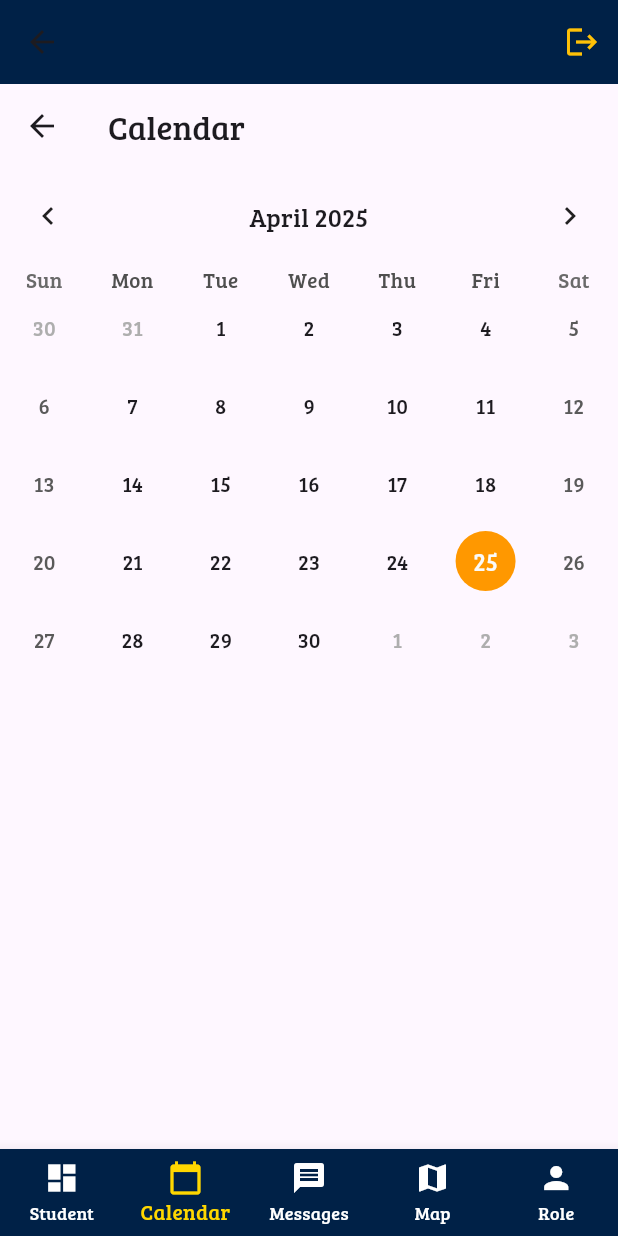
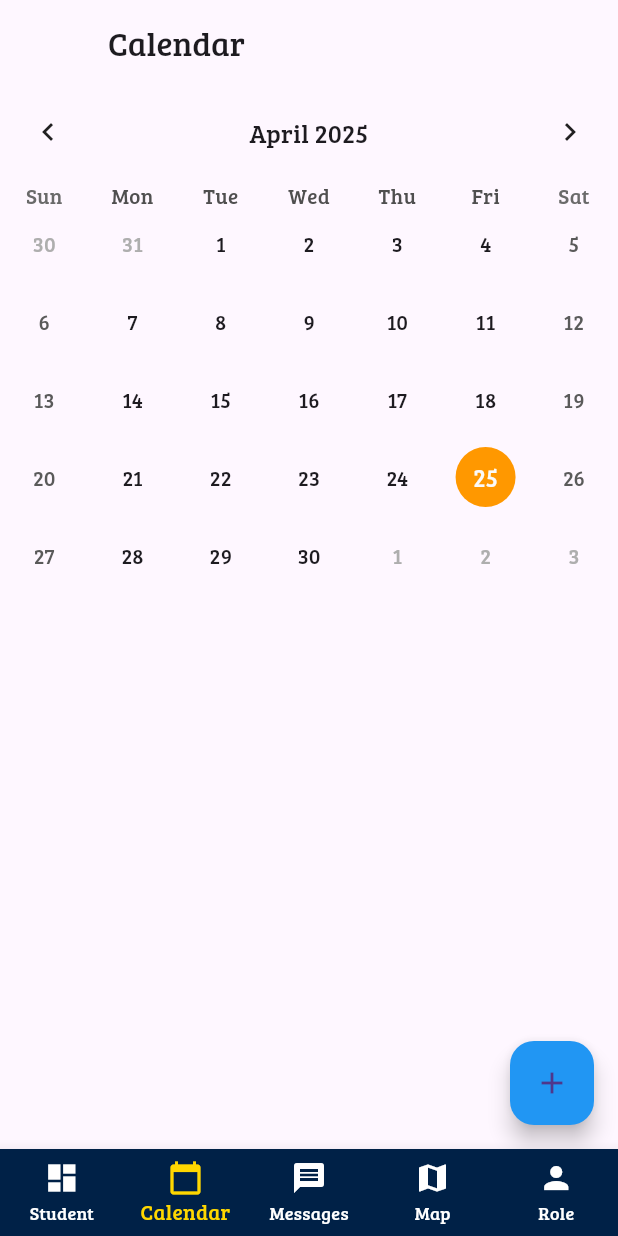
Before and after one commit to kingct19/ETAMU-All-in-One, a Flutter app: the Home screen opened by its route, item 2 of the bottom bar chosen, on a phone screen of 412 x 824 dp. Run offline on Flutter 3.47's test engine with Material 3 defaults, Android fonts, the phone set to English and light mode, and no system bars; drawn by our look-alikes of table_calendar; our stand-ins replace firebase_auth, firebase_core, flutter_local_notifications, google_fonts, shared_preferences, timezone and 1 more; missing offline and left inert: android_intent_plus, icalendar_parser; accounts and stored records are empty.

Commit message:
UI fixes

```diff
--- a/etamu_all_in_one/lib/screens/guest_menu.dart
+++ b/etamu_all_in_one/lib/screens/guest_menu.dart
@@ -61,6 +61,7 @@ class _GuestMenuTabState extends State<GuestMenuTab> {
     return Scaffold(
       backgroundColor: const Color.fromARGB(255, 255, 255, 255),
       appBar: AppBar(
+        leading: Container(),
         backgroundColor: ETAMUTheme.primary,
         elevation: 0,
         title: const Text(
--- a/etamu_all_in_one/lib/screens/home.dart
+++ b/etamu_all_in_one/lib/screens/home.dart
@@ -94,24 +94,6 @@ class _HomeState extends State<Home> with WidgetsBindingObserver {
       onTap: _resetIdleTimer,
       onPanDown: (_) => _resetIdleTimer(),
       child: Scaffold(
-        appBar: AppBar(
-          backgroundColor: navy,
-          actions: [
-            IconButton(
-              icon: const Icon(Icons.logout, color: Colors.amber),
-              tooltip: 'Logout',
-              onPressed: () async {
-                await _auth.signOut();
-                final prefs = await SharedPreferences.getInstance();
-                await prefs.remove('lastRole');
-
-                if (context.mounted) {
-                  Navigator.pushReplacementNamed(context, '/guest_home');
-                }
-              },
-            ),
-          ],
-        ),
         body: _tabs[_selectedIndex],
         bottomNavigationBar: BottomNavigationBar(
           currentIndex: _selectedIndex,
--- a/etamu_all_in_one/lib/screens/student_dashboard_page.dart
+++ b/etamu_all_in_one/lib/screens/student_dashboard_page.dart
@@ -59,6 +59,7 @@ class _StudentDashboardPageState extends State<StudentDashboardPage> {
     return Scaffold(
       backgroundColor: const Color.fromARGB(255, 255, 255, 255),
       appBar: AppBar(
+        leading: Container(),
         backgroundColor: navy,
         elevation: 0,
         title: const Text(
--- a/etamu_all_in_one/lib/widgets/calender_page.dart
+++ b/etamu_all_in_one/lib/widgets/calender_page.dart
@@ -105,7 +105,7 @@ class _CalendarPageState extends State<CalendarPage> {
                         UILocalNotificationDateInterpretation.absoluteTime,
                     matchDateTimeComponents: DateTimeComponents.time,
                     androidScheduleMode:
-                        AndroidScheduleMode.exactAllowWhileIdle, // ✅ FIXED
+                        AndroidScheduleMode.exactAllowWhileIdle,
                   );
 
                   Navigator.pop(context);
@@ -122,7 +122,12 @@ class _CalendarPageState extends State<CalendarPage> {
   @override
   Widget build(BuildContext context) {
     return Scaffold(
-      appBar: AppBar(title: const Text('Calendar')),
+      appBar: AppBar(title: const Text('Calendar'), leading: Container()),
+      floatingActionButton: FloatingActionButton(
+        onPressed: _showAddEventDialog,
+        child: const Icon(Icons.add),
+        backgroundColor: Colors.blue,
+      ),
       body: Column(
         children: [
           TableCalendar(
--- a/etamu_all_in_one/lib/widgets/campus_map.dart
+++ b/etamu_all_in_one/lib/widgets/campus_map.dart
@@ -55,6 +55,7 @@ class _CampusMapPageState extends State<CampusMapPage> {
   Widget build(BuildContext context) {
     return Scaffold(
       appBar: AppBar(
+        leading: Container(),
         title: const Text('Maps'),
         actions: [
           Padding(
--- a/etamu_all_in_one/lib/widgets/role_selection_page.dart
+++ b/etamu_all_in_one/lib/widgets/role_selection_page.dart
@@ -53,6 +53,7 @@ class RoleSelectionPage extends StatelessWidget {
 
     return Scaffold(
       appBar: AppBar(
+        leading: Container(),
         backgroundColor: const Color(0xFF002147),
         title: const Text(
           'Select Role',
```
